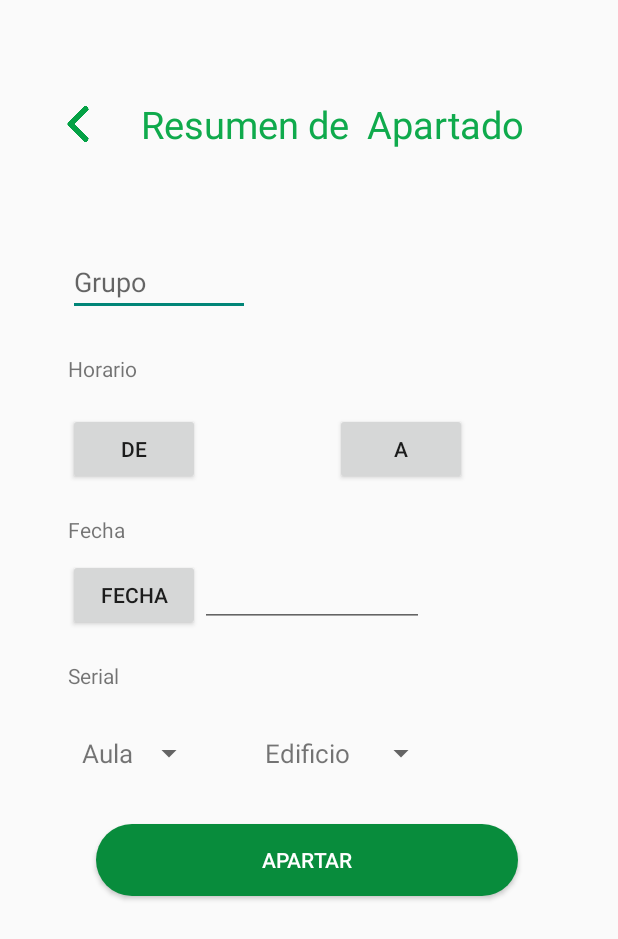
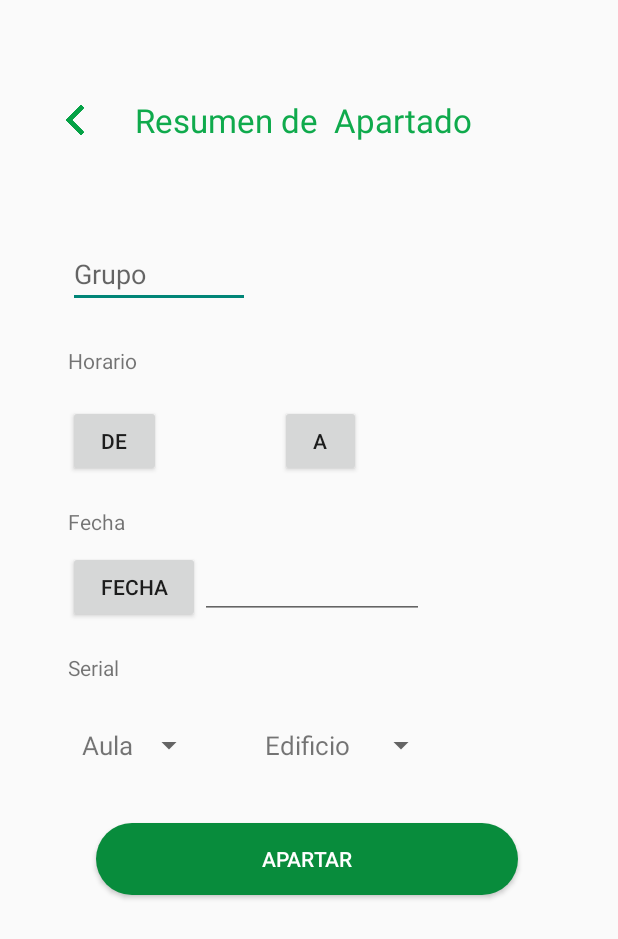
Before and after one commit to RossFueGa/AppAndroidUV, an Android app: the FormularioApartado screen opened directly, with no data from a screen before it, on a phone screen of 412 x 824 dp. Shown: the top 939 px of the screen. Run offline under Robolectric (Android 15) with nearby library versions, the phone set to English and light mode, and no system bars.

Commit message:
Se agregó el time picker al Resumen de apartado

```diff
--- a/app/src/main/res/layout/activity_formulario_apartado.xml
+++ b/app/src/main/res/layout/activity_formulario_apartado.xml
@@ -25,9 +25,9 @@
             android:orientation="horizontal">
 
             <ImageButton
-                android:layout_width="24dp"
+                android:layout_width="20dp"
                 android:layout_marginStart="20dp"
-                android:layout_height="24dp"
+                android:layout_height="20dp"
                 android:layout_gravity="center"
                 android:background="@drawable/espalda_verde"
                 />
@@ -37,7 +37,7 @@
                 android:layout_height="wrap_content"
                 android:layout_marginStart="30dp"
                 android:gravity="center"
-                android:textSize="25dp"
+                android:textSize="22dp"
                 android:textColor="@color/txtVerde"
                 android:text="Resumen de  Apartado" />
         </LinearLayout>
@@ -68,15 +68,31 @@
                 android:layout_marginTop="20dp">
 
                 <Button
-                    android:layout_width="wrap_content"
+                    android:id="@+id/pickTimeDe"
+                    android:layout_width="62dp"
                     android:layout_height="wrap_content"
                     android:text="De" />
 
+                <TextView
+                    android:id="@+id/txt_time"
+                    android:layout_width="70dp"
+                    android:layout_height="33dp"
+                    android:layout_gravity="center"
+                    android:textAlignment="center" />
+
                 <Button
-                    android:layout_width="wrap_content"
+                    android:id="@+id/pickTimeA"
+                    android:layout_width="54dp"
                     android:layout_height="wrap_content"
-                    android:layout_marginLeft="90dp"
+                    android:layout_marginLeft="9dp"
                     android:text="a" />
+
+                <TextView
+                    android:id="@+id/txt_timeA"
+                    android:layout_width="70dp"
+                    android:layout_height="33dp"
+                    android:layout_gravity="center"
+                    android:textAlignment="center" />
             </LinearLayout>
 
             <TextView
@@ -144,7 +160,7 @@
                 android:layout_width="281dp"
                 android:layout_height="wrap_content"
                 android:layout_gravity="center_horizontal"
-                android:layout_marginTop="35dp"
+                android:layout_marginTop="40dp"
                 android:background="@drawable/btn_aceptar_verde"
                 android:text="Apartar"
                 android:textColor="#ffffff" />
--- a/app/src/main/res/layout/fragment_detalle_apartado.xml
+++ b/app/src/main/res/layout/fragment_detalle_apartado.xml
@@ -167,9 +167,6 @@
             android:layout_marginTop="5dp"
             android:text="No. de serie del equipo"
             />
-
-
-
     </LinearLayout>
 
 
```
Also changed, not shown: app/src/main/java/com/example/mykeepapp/FormularioApartado.kt (+36 -0 lines).
